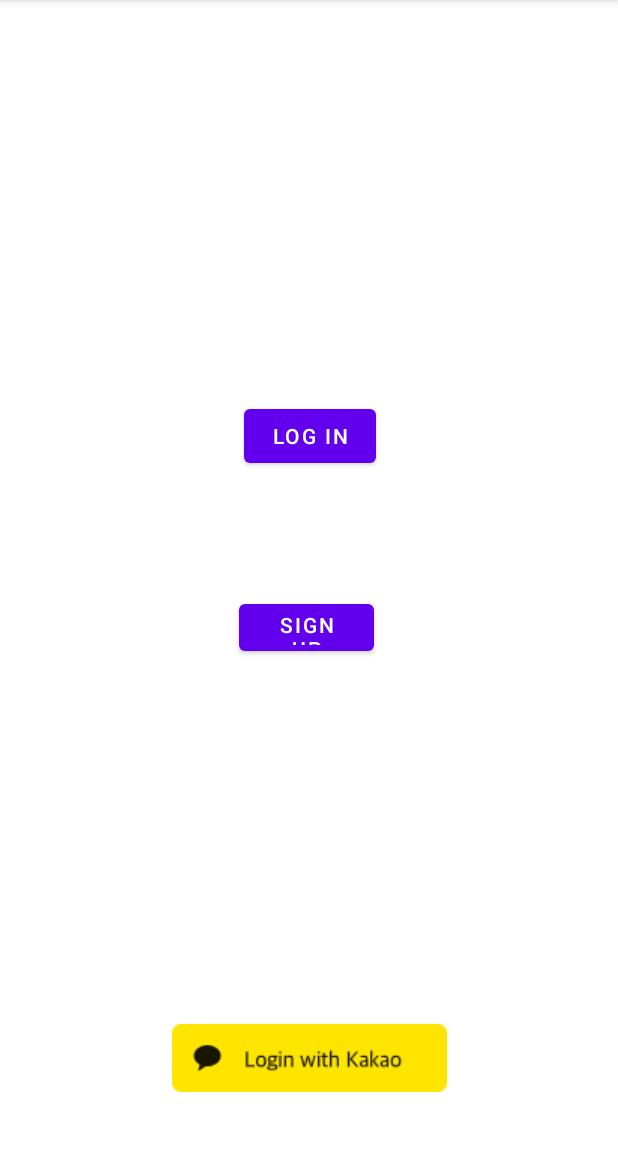
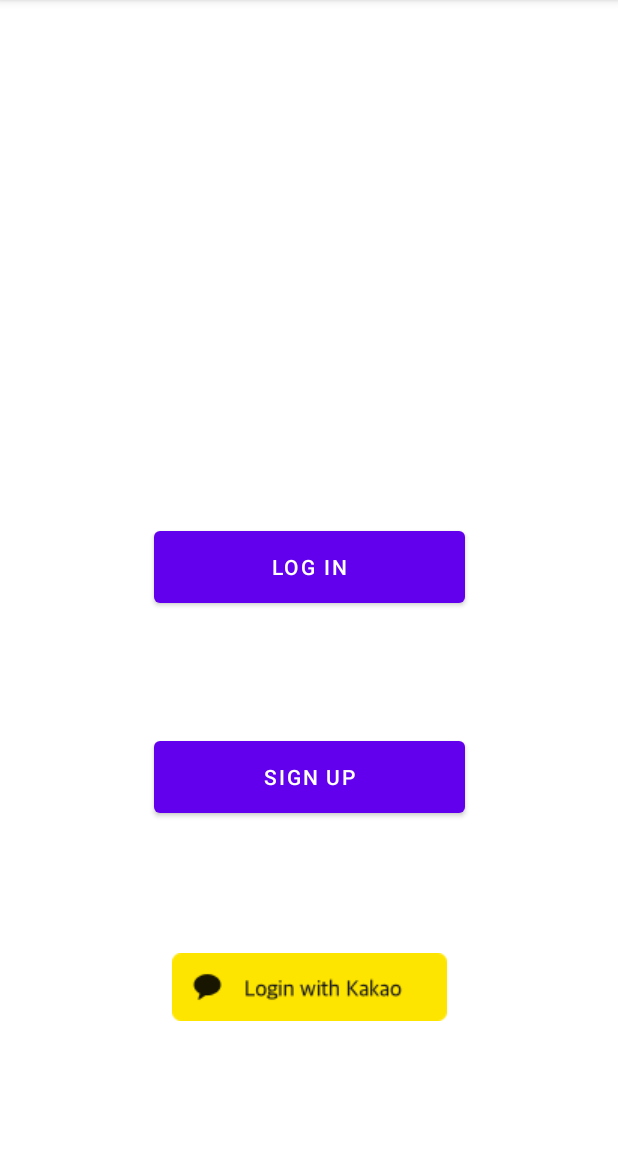
Before and after one commit to legitimation/KakaoLoginKotlin, an Android app: the screen it shows after launch (MainActivity), on a phone screen of 412 x 824 dp, the part 84-1235 px from its top. Run offline under Robolectric (Android 15) with nearby library versions, the phone set to English and light mode, and no system bars; libraries missing offline, so code that uses them is left out: com.kakao.sdk; 4 statements that could not run were skipped.

Commit message:
login feature done (updated in db works fine)

```diff
--- a/app/src/main/java/com/example/kakaologinkotlin/MainActivity.kt
+++ b/app/src/main/java/com/example/kakaologinkotlin/MainActivity.kt
@@ -191,7 +191,7 @@ class MainActivity : AppCompatActivity() {
             } else if (user != null) {
                 map["name"] = "${user.kakaoAccount?.profile?.nickname}"
                 map["email"] = "${user.kakaoAccount?.email}"
-                map["password"] = ""
+                map["password"] = "${user.id}"
             }
 
             val call = retrofitInterface!!.executeSignup(map)
--- a/app/src/main/res/layout/activity_main.xml
+++ b/app/src/main/res/layout/activity_main.xml
@@ -8,33 +8,33 @@
 
     <Button
         android:id="@+id/login"
-        android:layout_width="wrap_content"
-        android:layout_height="wrap_content"
+        android:layout_width="207dp"
+        android:layout_height="60dp"
         android:layout_centerInParent="true"
-        android:layout_marginStart="3dp"
-        android:layout_marginBottom="82dp"
+        android:layout_marginBottom="80dp"
         android:text="Log in"
         app:layout_constraintBottom_toTopOf="@+id/signup"
+        app:layout_constraintEnd_toEndOf="@+id/signup"
+        app:layout_constraintHorizontal_bias="0.492"
         app:layout_constraintStart_toStartOf="@+id/signup" />
 
     <Button
         android:id="@+id/signup"
-        android:layout_width="90dp"
-        android:layout_height="43dp"
+        android:layout_width="207dp"
+        android:layout_height="60dp"
         android:layout_below="@id/login"
         android:layout_centerHorizontal="true"
-        android:layout_marginBottom="328dp"
+        android:layout_marginBottom="80dp"
         android:text="Sign up"
-        app:layout_constraintBottom_toBottomOf="parent"
+        app:layout_constraintBottom_toTopOf="@+id/kakao_login_button"
         app:layout_constraintEnd_toEndOf="parent"
-        app:layout_constraintHorizontal_bias="0.495"
         app:layout_constraintStart_toStartOf="parent" />
 
     <ImageButton
         android:id="@+id/kakao_login_button"
-        android:layout_width="wrap_content"
-        android:layout_height="wrap_content"
-        android:layout_marginBottom="40dp"
+        android:layout_width="207dp"
+        android:layout_height="60dp"
+        android:layout_marginBottom="80dp"
         android:background="@android:color/transparent"
         android:src="@drawable/kakao_login_medium_narrow"
         app:layout_constraintBottom_toBottomOf="parent"
```
Also changed, not shown: app/src/main/java/com/example/kakaologinkotlin/SecondActivity.kt (+9 -6 lines), app/src/main/res/layout/fragment_first.xml (+13 -11 lines).
